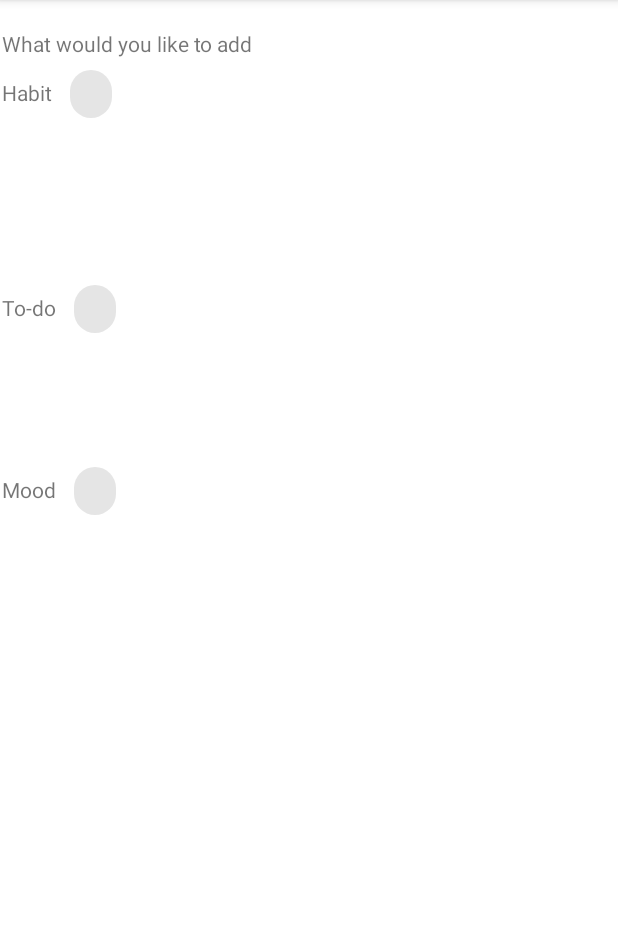
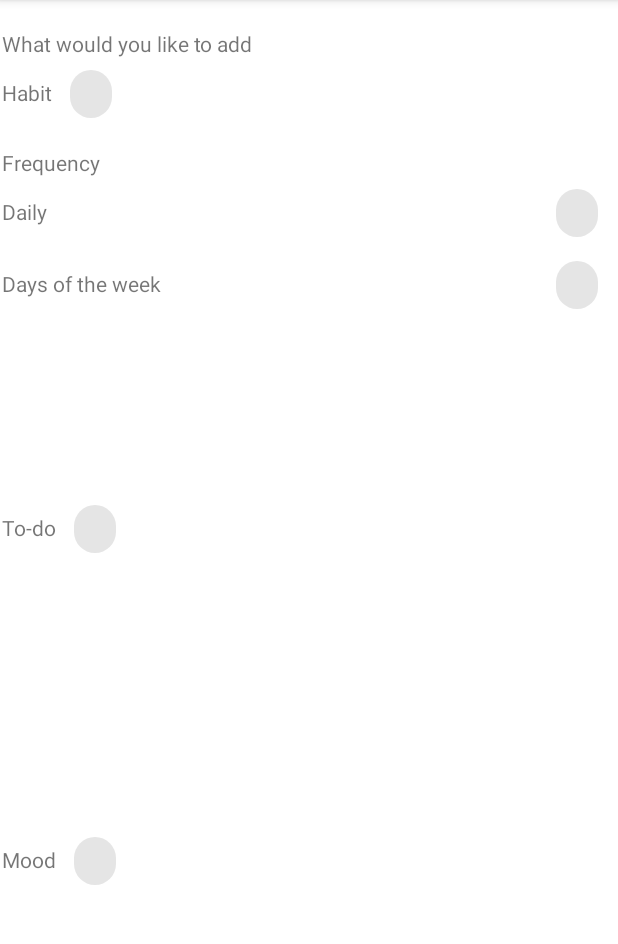
Before and after one commit to VeressIris/ITfest, an Android app: the TrackFragment screen opened directly, with no data from a screen before it, on a phone screen of 412 x 824 dp, the part 84-1028 px from its top. Run offline under Robolectric (Android 15) with nearby library versions, the phone set to English and light mode, and no system bars.

Commit message:
more track page updates

```diff
--- a/app/src/main/res/layout/activity_track_fragment.xml
+++ b/app/src/main/res/layout/activity_track_fragment.xml
@@ -32,9 +32,13 @@
             android:orientation="vertical">
 
             <LinearLayout
-                android:id="@+id/habitDiv"
                 android:layout_width="match_parent"
-                android:layout_height="143dp"
+                android:layout_height="290dp"
+                android:orientation="vertical">
+
+                <LinearLayout
+                    android:layout_width="match_parent"
+                    android:layout_height="60dp"
                     android:orientation="horizontal">
 
                     <TextView
@@ -52,10 +56,107 @@
 
                 </LinearLayout>
 
+                <TextView
+                    android:id="@+id/frequencyTitle"
+                    android:layout_width="match_parent"
+                    android:layout_height="wrap_content"
+                    android:text="Frequency" />
+
+                <LinearLayout
+                    android:layout_width="match_parent"
+                    android:layout_height="wrap_content"
+                    android:orientation="horizontal">
+
+                    <TextView
+                        android:id="@+id/dailyText"
+                        android:layout_width="wrap_content"
+                        android:layout_height="wrap_content"
+                        android:layout_weight="1"
+                        android:text="Daily" />
+
+                    <com.google.android.material.chip.Chip
+                        android:id="@+id/dailyChip"
+                        android:layout_width="52dp"
+                        android:layout_height="wrap_content"
+                        android:checkable="true" />
+
+                </LinearLayout>
+
+                <LinearLayout
+                    android:layout_width="match_parent"
+                    android:layout_height="match_parent"
+                    android:orientation="horizontal">
+
+                    <TextView
+                        android:id="@+id/textView9"
+                        android:layout_width="204dp"
+                        android:layout_height="wrap_content"
+                        android:layout_weight="1"
+                        android:text="Days of the week" />
+
+                    <com.google.android.material.chip.Chip
+                        android:id="@+id/daysOfTheWeekChip"
+                        android:layout_width="52dp"
+                        android:layout_height="wrap_content"
+                        android:checkable="true" />
+
+
+                </LinearLayout>
+
+                <LinearLayout
+                    android:id="@+id/daysOfTheWeekListDiv"
+                    android:layout_width="match_parent"
+                    android:layout_height="wrap_content"
+                    android:orientation="horizontal">
+
+                    <CheckBox
+                        android:id="@+id/checkboxMonday"
+                        android:layout_width="wrap_content"
+                        android:layout_height="wrap_content"
+                        android:text="Monday" />
+
+                    <CheckBox
+                        android:id="@+id/checkboxTuesday"
+                        android:layout_width="wrap_content"
+                        android:layout_height="wrap_content"
+                        android:text="Tuesday" />
+
+                    <CheckBox
+                        android:id="@+id/checkboxWednesday"
+                        android:layout_width="wrap_content"
+                        android:layout_height="wrap_content"
+                        android:text="Wednesday" />
+
+                    <CheckBox
+                        android:id="@+id/checkboxThursday"
+                        android:layout_width="wrap_content"
+                        android:layout_height="wrap_content"
+                        android:text="Thursday" />
+
+                    <CheckBox
+                        android:id="@+id/checkboxFriday"
+                        android:layout_width="wrap_content"
+                        android:layout_height="wrap_content"
+                        android:text="Friday" />
+
+                    <CheckBox
+                        android:id="@+id/checkboxSaturday"
+                        android:layout_width="wrap_content"
+                        android:layout_height="wrap_content"
+                        android:text="Saturday" />
+
+                    <CheckBox
+                        android:id="@+id/checkboxSunday"
+                        android:layout_width="wrap_content"
+                        android:layout_height="wrap_content"
+                        android:text="Sunday" />
+                </LinearLayout>
+            </LinearLayout>
+
             <LinearLayout
                 android:id="@+id/toDoDiv"
                 android:layout_width="match_parent"
-                android:layout_height="121dp"
+                android:layout_height="221dp"
                 android:orientation="horizontal">
 
                 <TextView
```
Lines whose indentation alone changed are shown as unchanged.
